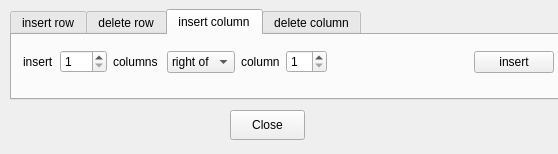
Qt form src/ui/rowColDeleteInsertDialog.ui (haskelladdict/sconcho) before a commit.
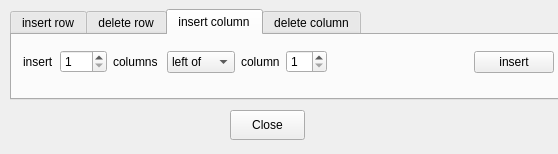
The same form after that commit.

Commit message: Finalized the insert/delete row or column dialog.

What changed in the file:
```diff
--- a/src/ui/rowColDeleteInsertDialog.ui
+++ b/src/ui/rowColDeleteInsertDialog.ui
@@ -226,12 +226,12 @@
          <widget class="QComboBox" name="insertColumnLocationWidget">
           <item>
            <property name="text">
-            <string>right of</string>
+            <string>left of</string>
            </property>
           </item>
           <item>
            <property name="text">
-            <string>left of</string>
+            <string>right of</string>
            </property>
           </item>
          </widget>
```
The commit also changes 6 other files.
